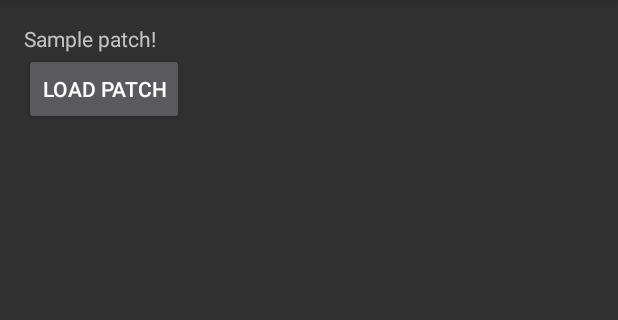
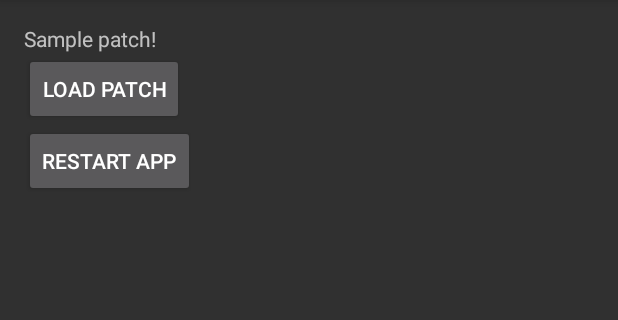
Before and after one commit to haibinpark/tinkerdemo, an Android app: the screen it shows after launch (MainActivity), on a phone screen of 412 x 824 dp, the part 84-404 px from its top. Run offline under Robolectric (Android 15) with nearby library versions, the phone set to English and light mode, and no system bars; libraries missing offline, so code that uses them is left out: com.tencent.tinker.

Commit message:
更新补丁后，启动该引用。

```diff
--- a/app/src/main/res/layout/activity_main.xml
+++ b/app/src/main/res/layout/activity_main.xml
@@ -1,5 +1,5 @@
 <?xml version="1.0" encoding="utf-8"?>
-<RelativeLayout xmlns:android="http://schemas.android.com/apk/res/android"
+<LinearLayout xmlns:android="http://schemas.android.com/apk/res/android"
     xmlns:tools="http://schemas.android.com/tools"
     android:id="@+id/activity_main"
     android:layout_width="match_parent"
@@ -8,6 +8,7 @@
     android:paddingLeft="@dimen/activity_horizontal_margin"
     android:paddingRight="@dimen/activity_horizontal_margin"
     android:paddingTop="@dimen/activity_vertical_margin"
+    android:orientation="vertical"
     tools:context="com.wkllme.llmwithtinker.MainActivity">
     <TextView
         android:id="@+id/textView"
@@ -23,4 +24,14 @@
         android:layout_alignParentStart="true"
         android:layout_below="@+id/textView"
         android:text="load patch"/>
-</RelativeLayout>
+
+
+    <Button
+        android:id="@+id/restartApp"
+        android:layout_width="wrap_content"
+        android:layout_height="wrap_content"
+        android:layout_alignParentLeft="true"
+        android:layout_alignParentStart="true"
+        android:layout_below="@+id/textView"
+        android:text="restart app"/>
+</LinearLayout>
```
Also changed, not shown: app/src/main/AndroidManifest.xml (+12 -6 lines), app/src/main/java/com/wkllme/llmwithtinker/MainActivity.java (+20 -0 lines), app/src/main/java/com/wkllme/llmwithtinker/receiver/RestartAppReceiver.java (added, +19 -0 lines).
